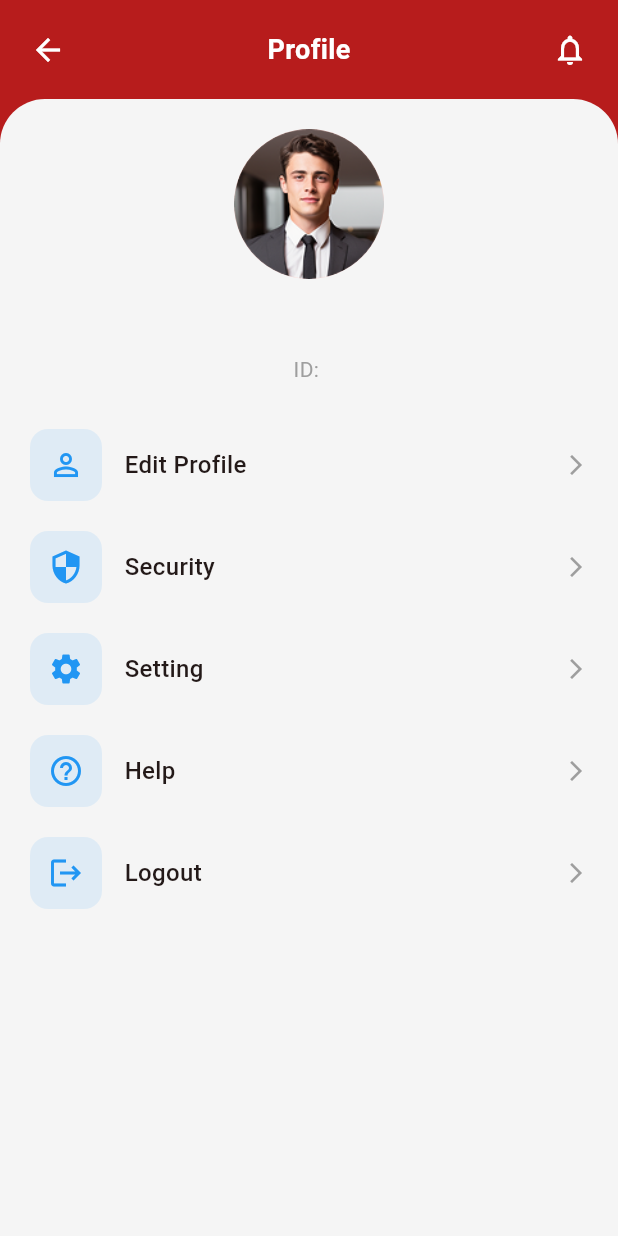
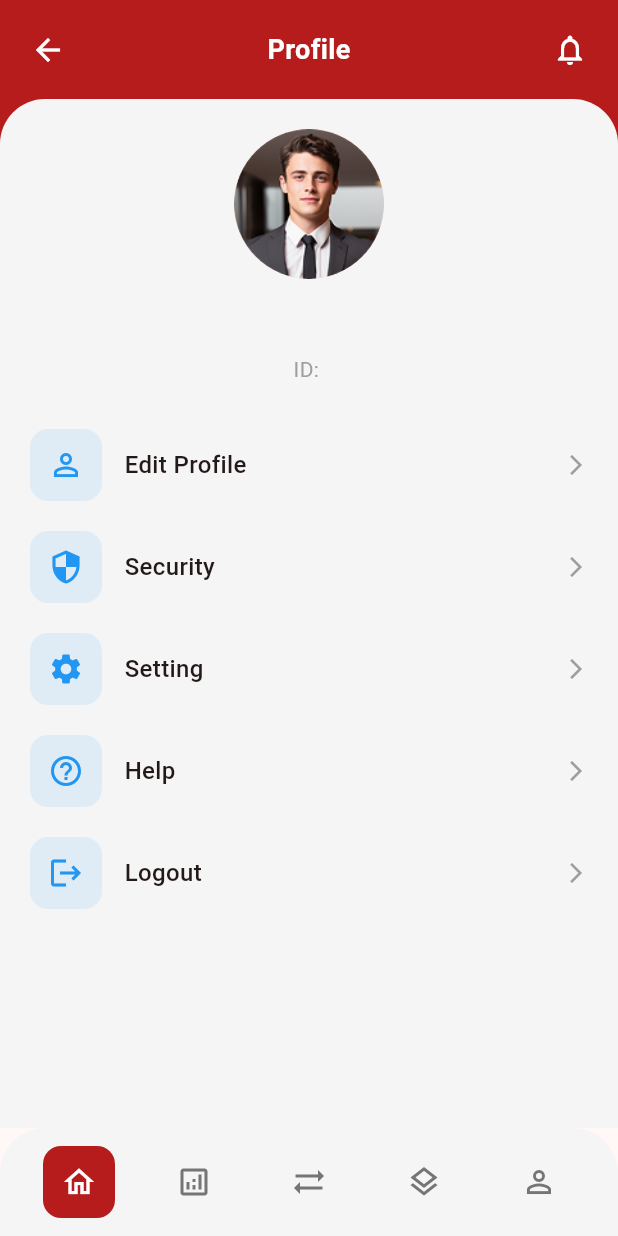
Before and after one commit to mutheejj/metrowealth, a Flutter app: the ProfilePage screen opened directly, on a phone screen of 412 x 824 dp. Run offline on Flutter 3.47's test engine with Material 3 defaults, Android fonts, the light colour scheme and no system bars; our stand-ins replace cloud_firestore, firebase_auth, firebase_core; accounts and stored records are empty; generated files the repository leaves out were written again.

Commit message:
updated the profile

```diff
--- a/lib/features/profile/presentation/pages/profile_page.dart
+++ b/lib/features/profile/presentation/pages/profile_page.dart
@@ -4,6 +4,7 @@ import 'package:metrowealth/core/services/database_service.dart';
 import 'package:metrowealth/features/auth/data/models/user_model.dart';
 import 'package:metrowealth/core/constants/app_colors.dart';
 import 'package:metrowealth/features/auth/data/repositories/auth_repository.dart';
+import 'package:metrowealth/features/navigation/presentation/pages/main_navigation.dart';
 
 import '../widgets/edit_profile_content.dart';
 import '../widgets/help_content.dart';
@@ -58,7 +59,8 @@ class _ProfilePageState extends State<ProfilePage> {
       );
     }
 
-    return Scaffold(
+    return MainNavigation(
+      child: Scaffold(
         backgroundColor: AppColors.primary,
         body: SafeArea(
           child: Column(
@@ -109,6 +111,7 @@ class _ProfilePageState extends State<ProfilePage> {
             ],
           ),
         ),
+      ),
     );
   }
 
@@ -133,7 +136,8 @@ class _ProfilePageState extends State<ProfilePage> {
   }
 
   Widget _buildMainProfile() {
-    return Column(
+    return SingleChildScrollView(
+      child: Column(
         children: [
           // Profile Picture and Name
           const CircleAvatar(
@@ -191,6 +195,7 @@ class _ProfilePageState extends State<ProfilePage> {
             },
           ),
         ],
+      ),
     );
   }
 
```
Also changed, not shown: lib/features/navigation/presentation/pages/main_navigation.dart (+12 -2 lines). Lines whose indentation alone changed are shown as unchanged.
